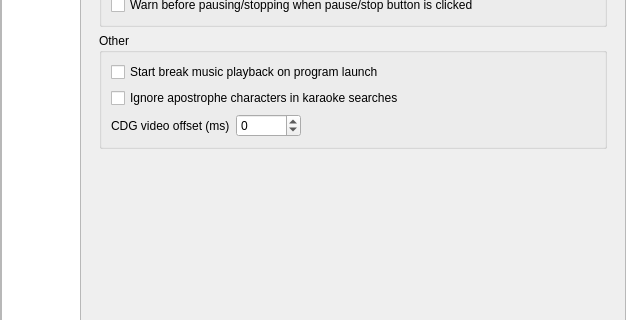
This is OpenKJ/dlgsettings.ui in OpenKJ/OpenKJ as Qt 5 draws it before an edit; both pictures show x 0 to 626 and y 293 to 613 of the 626 by 822 pixel window. The edited form follows.
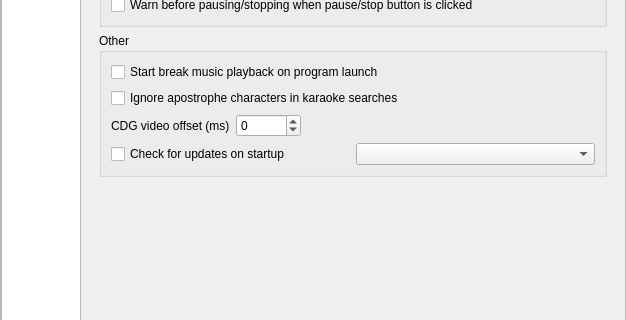
This is the edited form. Icons and pictures are not drawn.

Commit message: Allow disabling version check and selecting stable or unstable branches

Patch:
```diff
--- a/OpenKJ/dlgsettings.ui
+++ b/OpenKJ/dlgsettings.ui
@@ -1294,6 +1294,23 @@
                  </item>
                 </layout>
                </item>
+               <item>
+                <layout class="QHBoxLayout" name="horizontalLayout_16">
+                 <property name="topMargin">
+                  <number>0</number>
+                 </property>
+                 <item>
+                  <widget class="QCheckBox" name="cbxCheckUpdates">
+                   <property name="text">
+                    <string>Check for updates on startup</string>
+                   </property>
+                  </widget>
+                 </item>
+                 <item>
+                  <widget class="QComboBox" name="comboBoxUpdateBranch"/>
+                 </item>
+                </layout>
+               </item>
               </layout>
              </widget>
             </item>
```
The commit also changes 4 other files.
